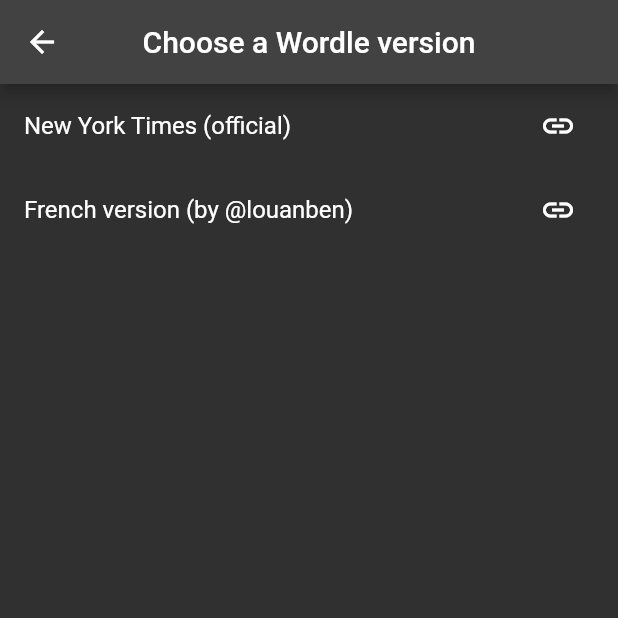
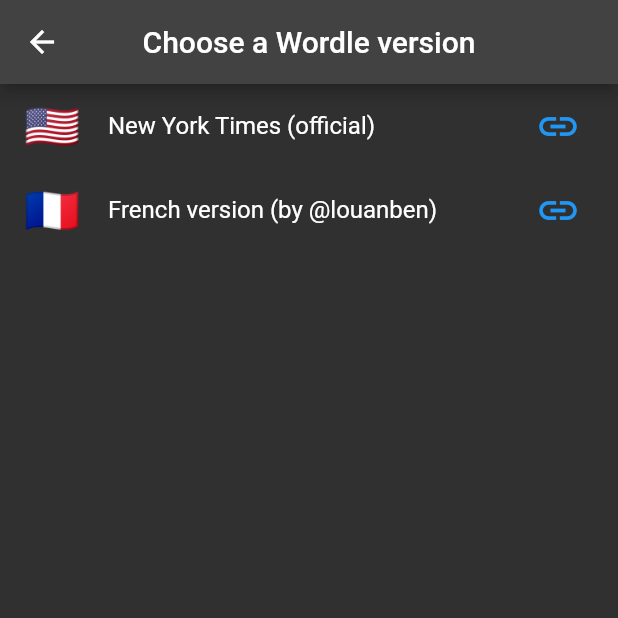
Before and after one commit to NadCAtarun/wordle_helper, a Flutter app: the screen it shows after launch, after a tap on the "language" icon, on a phone screen of 412 x 824 dp, the top half of it. Run offline on Flutter 3.47's test engine with Material 2 defaults, Android fonts, the phone set to English and light mode, and no system bars; project files that could hold a hidden picture were left out.

Commit message:
Add flags to version switcher - Closes #4 Closes #7

```diff
--- a/lib/screens/helper.dart
+++ b/lib/screens/helper.dart
@@ -61,7 +61,11 @@ class _HelperState extends State<Helper> {
           ),
         ],
       ),
-      body: Words(words: solutions),
+      body: Column(
+        children: [
+          Expanded(child: Words(words: solutions)),
+        ],
+      ),
     );
   }
 }
--- a/lib/screens/versionSwitcher.dart
+++ b/lib/screens/versionSwitcher.dart
@@ -22,8 +22,14 @@ class VersionSwitcher extends StatelessWidget {
         itemBuilder: (context, index) {
           Version version = kVersions[index];
           return ListTile(
+            leading: Text(
+              version.flag,
+              style: const TextStyle(fontSize: 30.0),
+            ),
             title: Text(version.fullName),
             trailing: IconButton(
+              iconSize: 30.0,
+              color: Colors.blue,
               icon: const Icon(Icons.link),
               onPressed: () {
                 launchUrl(Uri.parse(version.url));
--- a/lib/version.dart
+++ b/lib/version.dart
@@ -1,17 +1,20 @@
 enum Version {
   englishNYT(
     'en',
+    '🇺🇸',
     'New York Times (official)',
     'https://www.nytimes.com/games/wordle/index.html',
   ),
   frenchLouan(
     'fr',
+    '🇫🇷',
     'French version (by @louanben)',
     'https://wordle.louan.me/',
   );
 
-  const Version(this.prefix, this.fullName, this.url);
+  const Version(this.prefix, this.flag, this.fullName, this.url);
   final String prefix;
+  final String flag;
   final String fullName;
   final String url;
 }
--- a/lib/words.dart
+++ b/lib/words.dart
@@ -8,6 +8,7 @@ class Words extends StatelessWidget {
   @override
   Widget build(BuildContext context) {
     return ListView.builder(
+      shrinkWrap: true,
       itemCount: words.length,
       itemBuilder: (context, index) {
         return ListTile(
--- a/pubspec.yaml
+++ b/pubspec.yaml
@@ -35,7 +35,6 @@ dependencies:
   # Use with the CupertinoIcons class for iOS style icons.
   cupertino_icons: ^1.0.2
   url_launcher: ^6.1.4
-  flag: ^6.0.0
 
 dev_dependencies:
   flutter_test:
```
Also changed, not shown: pubspec.lock.
